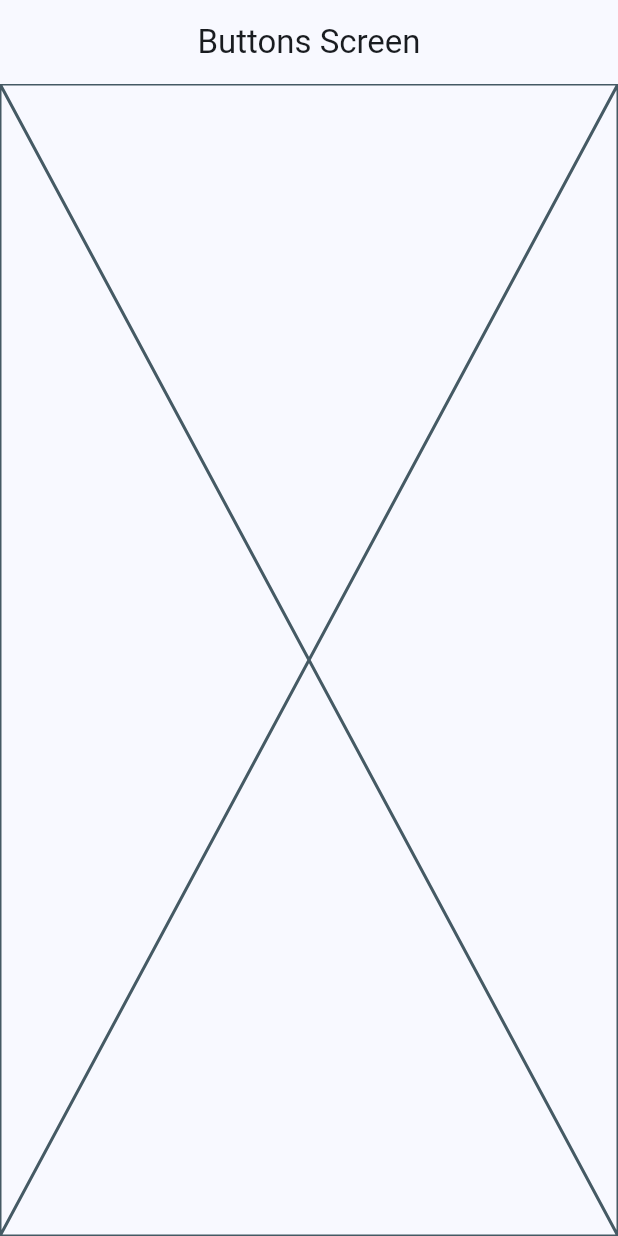
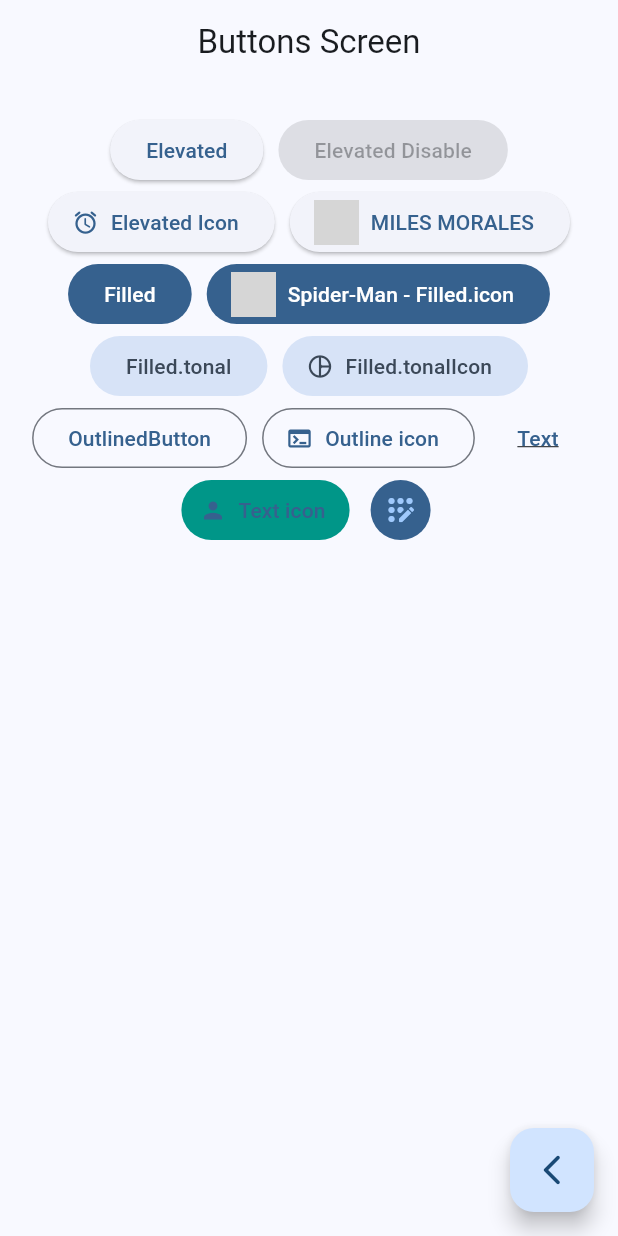
Before and after one commit to ManuelNZ20/flutter_widgets_app, a Flutter app: the ButtonsScreen screen opened by its route, on a phone screen of 412 x 824 dp. Run offline on Flutter 3.47's test engine with Material 2 defaults, Android fonts, the phone set to English and light mode, and no system bars; our stand-ins replace go_router; missing offline and left inert: dart:ffi; network calls fail; grey boxes are pictures that could not be loaded.

Commit message:
button example

```diff
--- a/lib/config/router/app_router.dart
+++ b/lib/config/router/app_router.dart
@@ -1,3 +1,5 @@
+import 'dart:ffi';
+
 import 'package:go_router/go_router.dart';
 
 import '../../presentation/screens/screens.dart';
@@ -20,4 +22,8 @@ final appRouter = GoRouter(
     name: CardsScreen.name,
     builder: (context, state) => const CardsScreen(),
   ),
+  // GoRoute(
+  //     path: '/users/:number',
+  //     builder: (context, state) => CardsScreen(number: state.pathParameters[]),
+  // ),
 ]);
--- a/lib/presentation/screens/buttons/buttons_screen.dart
+++ b/lib/presentation/screens/buttons/buttons_screen.dart
@@ -1,17 +1,114 @@
-
 import 'package:flutter/material.dart';
+import 'package:go_router/go_router.dart';
 
 class ButtonsScreen extends StatelessWidget {
   static const String name = 'buttons_screen';
+
   const ButtonsScreen({super.key});
 
   @override
   Widget build(BuildContext context) {
     return Scaffold(
       appBar: AppBar(
-        title: Text('Buttons Screen'),
+        title: const Text('Buttons Screen'),
       ),
-      body: Placeholder(),
+      body: const _ButtonsView(),
+      floatingActionButton: FloatingActionButton(
+        onPressed: () {
+          context.pop();
+        },
+        child: const Icon(Icons.arrow_back_ios_new_rounded),
+      ),
     );
   }
 }
+
+class _ButtonsView extends StatelessWidget {
+  const _ButtonsView();
+
+  @override
+  Widget build(BuildContext context) {
+
+    final colors = Theme.of(context).colorScheme;
+    return SizedBox.expand(
+      child: Padding(
+        padding: const EdgeInsets.symmetric(horizontal: 10.0, vertical: 20.0),
+        child: SizedBox(
+          child: Wrap(
+            spacing: 10.0,
+            alignment: WrapAlignment.center,
+            children: [
+              ElevatedButton(onPressed: () {}, child: const Text('Elevated')),
+              const ElevatedButton(
+                  onPressed: null, child: Text('Elevated Disable')),
+              ElevatedButton.icon(
+                  onPressed: () {},
+                  icon: const Icon(Icons.access_alarm_rounded),
+                  label: const Text('Elevated Icon')),
+              ElevatedButton.icon(
+                onPressed: () {},
+                clipBehavior: Clip.hardEdge,
+                icon: ClipRRect(
+                  borderRadius: BorderRadius.circular(50.0),
+                  child: Image.network(
+                    'https://i1.sndcdn.com/artworks-r8ZzzBREDbQyquuE-RKFskw-t240x240.jpg',
+                    width: 30,
+                  ),
+                ),
+                label: const Text('MILES MORALES'),
+              ),
+              FilledButton(onPressed: () {}, child: const Text('Filled')),
+              FilledButton.icon(
+                  onPressed: () {},
+                  icon: ClipRRect(
+                      borderRadius: BorderRadius.circular(50),
+                      child: Image.network(
+                        'https://i.pinimg.com/474x/c2/4b/93/c24b93d9ca0b94291368cacded0d73f1.jpg',
+                        width: 30,
+                      )),
+                  label: const Text('Spider-Man - Filled.icon')),
+              FilledButton.tonal(
+                  onPressed: () {}, child: const Text('Filled.tonal')),
+              FilledButton.tonalIcon(
+                  onPressed: () {},
+                  icon: const Icon(Icons.pie_chart_outline_rounded),
+                  label: const Text('Filled.tonalIcon')),
+              OutlinedButton(
+                  onPressed: () {}, child: const Text('OutlinedButton')),
+              OutlinedButton.icon(
+                  onPressed: () {},
+                  icon: const Icon(Icons.terminal),
+                  label: const Text('Outline icon')),
+              TextButton(
+                  onPressed: () {},
+                  child: const Text('Text',
+                      style: TextStyle(
+                        decoration: TextDecoration.underline,
+                        decorationStyle: TextDecorationStyle.solid,
+                      ))),
+              TextButton.icon(
+                style: ButtonStyle(
+                  backgroundColor: MaterialStatePropertyAll(Colors.teal)
+                ),
+                  onPressed: () {},
+                  icon: Icon(Icons.person),
+                  label: Text('Text icon')),
+
+                  // TODO: custom button
+
+                  IconButton(
+                    onPressed: (){},
+                    icon: Icon(Icons.app_registration_rounded),
+                    style: ButtonStyle(
+                      backgroundColor: MaterialStatePropertyAll(colors.primary),
+                      iconColor: MaterialStatePropertyAll(colors.inversePrimary)
+                    ),
+                  ),
+
+            ],
+          ),
+        ),
+      ),
+    );
+  }
+}
```
